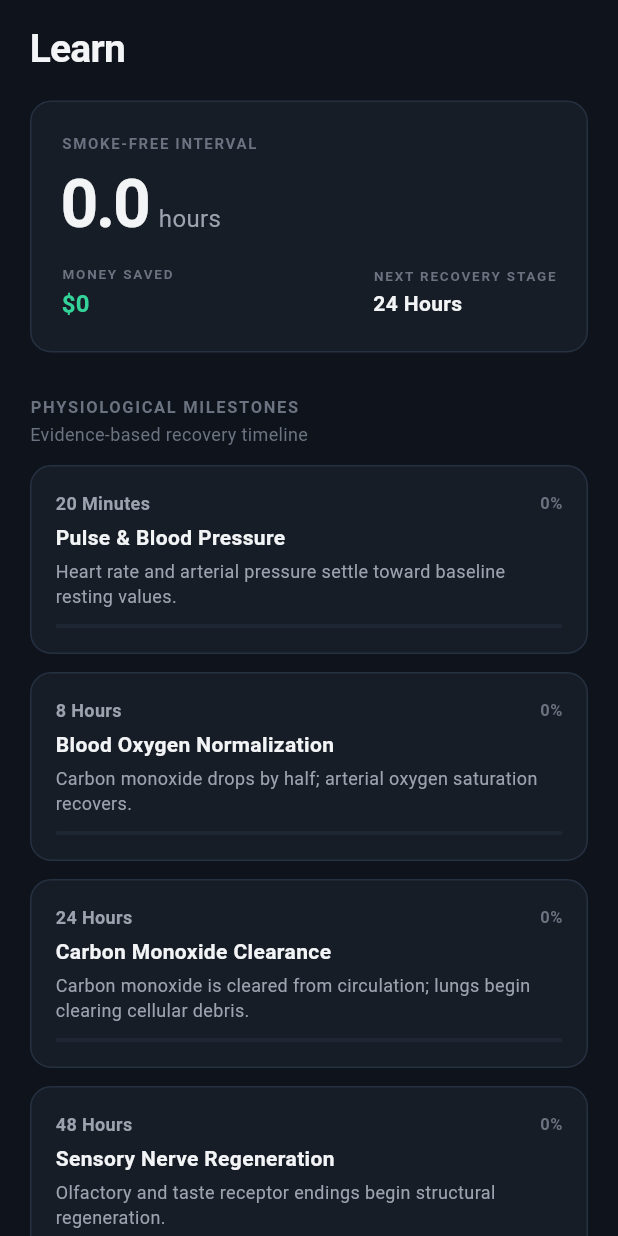
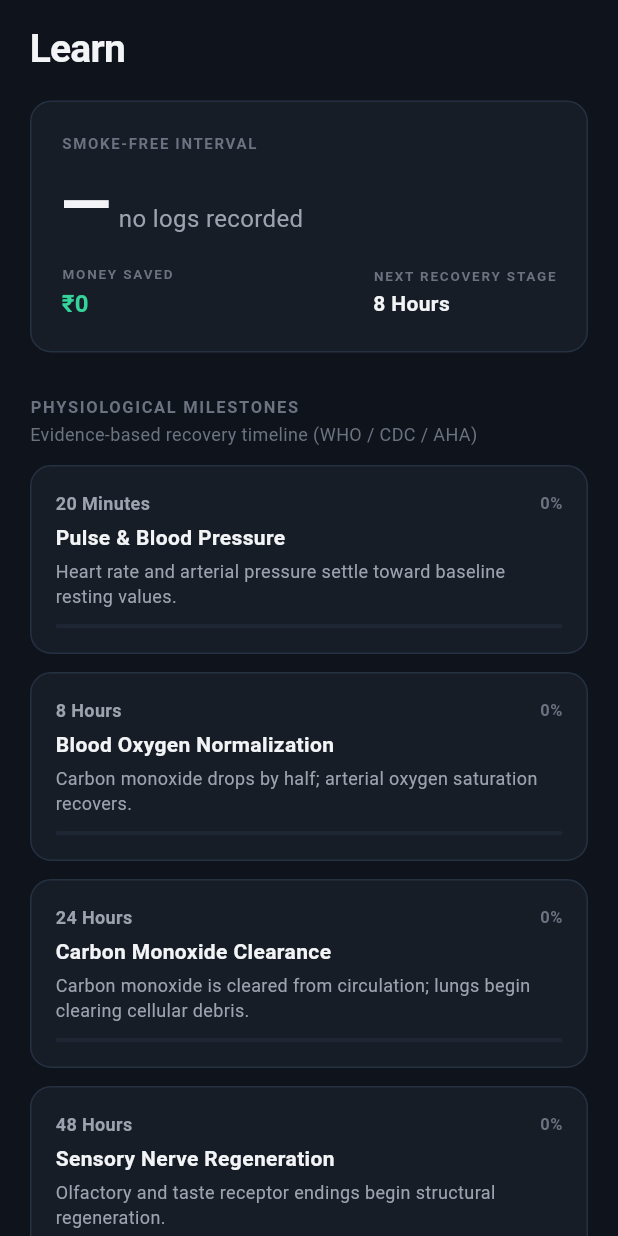
Before and after one commit to SHAZAAN25/Clarity, a Flutter app: the HealthLibraryScreen screen opened directly, on a phone screen of 412 x 824 dp. Run offline on Flutter 3.47's test engine with Material 3 defaults, Android fonts, the phone set to English and light mode, and no system bars; our stand-ins replace shared_preferences; accounts and stored records are empty.

Commit message:
Fix Craving Control overflow, strictly enforce INR currency, redesign logo, add explicit day tracking completion, and expand baseline engine

```diff
--- a/mobile/lib/models/daily_coverage.dart
+++ b/mobile/lib/models/daily_coverage.dart
@@ -5,9 +5,11 @@ class DailyCoverage {
   final DateTime? dayStartedAt;
   final DateTime? firstTrackedAt;
   final DateTime? lastTrackedAt;
+  final DateTime? trackingCompletedAt; // Explicit confirmation timestamp (Section 25)
   final int trackingSessionCount;
   final int eventCount;
   final bool dayClosed;
+  final bool confirmedZero; // Section 29: Explicitly confirmed smoke-free day
   final CoverageStatus coverageStatus;
   final int actualCigarettes;
   final int targetCigarettes;
@@ -18,9 +20,11 @@ class DailyCoverage {
     this.dayStartedAt,
     this.firstTrackedAt,
     this.lastTrackedAt,
+    this.trackingCompletedAt,
     this.trackingSessionCount = 0,
     this.eventCount = 0,
     this.dayClosed = false,
+    this.confirmedZero = false,
     this.coverageStatus = CoverageStatus.unknown,
     this.actualCigarettes = 0,
     this.targetCigarettes = 0,
@@ -32,9 +36,11 @@ class DailyCoverage {
     DateTime? dayStartedAt,
     DateTime? firstTrackedAt,
     DateTime? lastTrackedAt,
+    DateTime? trackingCompletedAt,
     int? trackingSessionCount,
     int? eventCount,
     bool? dayClosed,
+    bool? confirmedZero,
     CoverageStatus? coverageStatus,
     int? actualCigarettes,
     int? targetCigarettes,
@@ -45,9 +51,11 @@ class DailyCoverage {
       dayStartedAt: dayStartedAt ?? this.dayStartedAt,
       firstTrackedAt: firstTrackedAt ?? this.firstTrackedAt,
       lastTrackedAt: lastTrackedAt ?? this.lastTrackedAt,
+      trackingCompletedAt: trackingCompletedAt ?? this.trackingCompletedAt,
       trackingSessionCount: trackingSessionCount ?? this.trackingSessionCount,
       eventCount: eventCount ?? this.eventCount,
       dayClosed: dayClosed ?? this.dayClosed,
+      confirmedZero: confirmedZero ?? this.confirmedZero,
       coverageStatus: coverageStatus ?? this.coverageStatus,
       actualCigarettes: actualCigarettes ?? this.actualCigarettes,
       targetCigarettes: targetCigarettes ?? this.targetCigarettes,
@@ -60,9 +68,11 @@ class DailyCoverage {
     'dayStartedAt': dayStartedAt?.toIso8601String(),
     'firstTrackedAt': firstTrackedAt?.toIso8601String(),
     'lastTrackedAt': lastTrackedAt?.toIso8601String(),
+    'trackingCompletedAt': trackingCompletedAt?.toIso8601String(),
     'trackingSessionCount': trackingSessionCount,
     'eventCount': eventCount,
     'dayClosed': dayClosed,
+    'confirmedZero': confirmedZero,
     'coverageStatus': coverageStatus.code,
     'actualCigarettes': actualCigarettes,
     'targetCigarettes': targetCigarettes,
@@ -80,9 +90,13 @@ class DailyCoverage {
     lastTrackedAt: json['lastTrackedAt'] != null
         ? DateTime.tryParse(json['lastTrackedAt'] as String)
         : null,
+    trackingCompletedAt: json['trackingCompletedAt'] != null
+        ? DateTime.tryParse(json['trackingCompletedAt'] as String)
+        : null,
     trackingSessionCount: json['trackingSessionCount'] as int? ?? 0,
     eventCount: json['eventCount'] as int? ?? 0,
     dayClosed: json['dayClosed'] as bool? ?? false,
+    confirmedZero: json['confirmedZero'] as bool? ?? false,
     coverageStatus: CoverageStatusExtension.fromCode(json['coverageStatus'] as String?),
     actualCigarettes: json['actualCigarettes'] as int? ?? 0,
     targetCigarettes: json['targetCigarettes'] as int? ?? 0,
--- a/mobile/lib/models/user_profile.dart
+++ b/mobile/lib/models/user_profile.dart
@@ -5,7 +5,9 @@ class UserProfile {
   final String id;
   final String email;
   final String name; // Authoritative name field (Section 4)
-  final int cigarettesPerDay; // Authoritative baseline CPD
+  final int questionnaireBaseline; // Section 13.1: Reported during onboarding (never overwritten)
+  final int? observedBaseline; // Section 13.1: Median of 7 valid completed days
+  final int cigarettesPerDay; // Effective baseline CPD
   final int targetCigarettesPerDay; // Authoritative active target CPD
   final int smokingDuration; // Years smoked
   final int ageStarted;
@@ -35,7 +37,9 @@ class UserProfile {
     required this.id,
     this.email = '',
     this.name = '',
-    this.cigarettesPerDay = 0,
+    int? questionnaireBaseline,
+    this.observedBaseline,
+    int cigarettesPerDay = 0,
     this.targetCigarettesPerDay = 0,
     this.smokingDuration = 0,
     this.ageStarted = 18,
@@ -60,13 +64,16 @@ class UserProfile {
     this.baselineHistory = const [],
     DateTime? createdAt,
     DateTime? updatedAt,
-  })  : createdAt = createdAt ?? DateTime.now(),
+  })  : questionnaireBaseline = questionnaireBaseline ?? (cigarettesPerDay > 0 ? cigarettesPerDay : 0),
+        cigarettesPerDay = observedBaseline ?? (cigarettesPerDay > 0 ? cigarettesPerDay : (questionnaireBaseline ?? 0)),
+        createdAt = createdAt ?? DateTime.now(),
         updatedAt = updatedAt ?? DateTime.now();
 
   // Backward-compatible accessors for legacy code
   String get displayName => name;
   int get baselineCpd => cigarettesPerDay;
   int get targetCpd => targetCigarettesPerDay;
+  int get effectiveBaseline => observedBaseline ?? questionnaireBaseline;
   int get yearsSmoked => smokingDuration;
   int get firstCigaretteAfterWakingMinutes => firstCigaretteTime;
   int get typicalIntervalMinutes => averageInterval;
@@ -82,6 +89,8 @@ class UserProfile {
     String? id,
     String? email,
     String? name,
+    int? questionnaireBaseline,
+    int? observedBaseline,
     int? cigarettesPerDay,
     int? targetCigarettesPerDay,
     int? smokingDuration,
@@ -122,6 +131,8 @@ class UserProfile {
       id: id ?? this.id,
       email: email ?? this.email,
       name: name ?? displayName ?? this.name,
+      questionnaireBaseline: questionnaireBaseline ?? this.questionnaireBaseline,
+      observedBaseline: observedBaseline ?? this.observedBaseline,
       cigarettesPerDay: cigarettesPerDay ?? baselineCpd ?? this.cigarettesPerDay,
       targetCigarettesPerDay: targetCigarettesPerDay ?? targetCpd ?? this.targetCigarettesPerDay,
       smokingDuration: smokingDuration ?? yearsSmoked ?? this.smokingDuration,
@@ -155,6 +166,8 @@ class UserProfile {
     'email': email,
     'name': name,
     'displayName': name,
+    'questionnaireBaseline': questionnaireBaseline,
+    'observedBaseline': observedBaseline,
     'cigarettesPerDay': cigarettesPerDay,
     'baselineCpd': cigarettesPerDay,
     'targetCigarettesPerDay': targetCigarettesPerDay,
@@ -193,6 +206,8 @@ class UserProfile {
 
   factory UserProfile.fromJson(Map<String, dynamic> json) {
     final cpd = (json['cigarettesPerDay'] ?? json['baselineCpd']) as int? ?? 0;
+    final qBaseline = json['questionnaireBaseline'] as int? ?? cpd;
+    final oBaseline = json['observedBaseline'] as int?;
     final target = (json['targetCigarettesPerDay'] ?? json['targetCpd']) as int? ?? 0;
     final duration = (json['smokingDuration'] ?? json['yearsSmoked']) as int? ?? 0;
     final firstTime = (json['firstCigaretteTime'] ?? json['firstCigaretteAfterWakingMinutes']) as int? ?? 30;
@@ -215,6 +230,8 @@ class UserProfile {
       id: json['id'] as String? ?? 'usr_local',
       email: json['email'] as String? ?? '',
       name: rawName,
+      questionnaireBaseline: qBaseline,
+      observedBaseline: oBaseline,
       cigarettesPerDay: cpd,
       targetCigarettesPerDay: target,
       smokingDuration: duration,
--- a/mobile/lib/screens/health_library_screen.dart
+++ b/mobile/lib/screens/health_library_screen.dart
@@ -194,7 +194,9 @@ class HealthLibraryScreen extends StatelessWidget {
                       textBaseline: TextBaseline.alphabetic,
                       children: [
                         Text(
-                          hours.toStringAsFixed(1),
+                          appState.smokingLogs.isEmpty
+                              ? '—'
+                              : (hours < 1.0 ? '${(hours * 60).round()}' : hours.toStringAsFixed(1)),
                           style: AppTypography.displayLarge.copyWith(
                             color: textPrim,
                             fontSize: 44,
@@ -203,7 +205,9 @@ class HealthLibraryScreen extends StatelessWidget {
                         ),
                         const SizedBox(width: 6),
                         Text(
-                          'hours',
+                          appState.smokingLogs.isEmpty
+                              ? 'no logs recorded'
+                              : (hours < 1.0 ? 'minutes' : 'hours'),
                           style: TextStyle(fontSize: 16, color: textSec),
                         ),
                       ],
@@ -224,7 +228,7 @@ class HealthLibraryScreen extends StatelessWidget {
                             ),
                             const SizedBox(height: 2),
                             Text(
-                              '\$${moneySaved.toStringAsFixed(0)}',
+                              '₹${moneySaved.toStringAsFixed(0)}',
                               style: TextStyle(
                                 fontSize: 16,
                                 fontWeight: FontWeight.w600,
@@ -245,7 +249,7 @@ class HealthLibraryScreen extends StatelessWidget {
                             ),
                             const SizedBox(height: 2),
                             Text(
-                              '24 Hours',
+                              hours < 8 ? '8 Hours' : (hours < 24 ? '24 Hours' : (hours < 48 ? '48 Hours' : '72 Hours')),
                               style: TextStyle(
                                 fontSize: 14,
                                 fontWeight: FontWeight.w600,
@@ -264,7 +268,7 @@ class HealthLibraryScreen extends StatelessWidget {
               // Recovery Timeline Milestones
               SectionHeader(
                 title: 'Physiological Milestones',
-                subtitle: 'Evidence-based recovery timeline',
+                subtitle: 'Evidence-based recovery timeline (WHO / CDC / AHA)',
               ),
               ...milestones.map((m) {
                 final isReached = m.isUnlocked;
--- a/mobile/lib/services/tracking_coverage_service.dart
+++ b/mobile/lib/services/tracking_coverage_service.dart
@@ -17,6 +17,8 @@ class TrackingCoverageService {
     required int targetCpd,
     required StrategyMode strategyMode,
     bool dayExplicitlyClosed = false,
+    DateTime? trackingCompletedAt,
+    bool confirmedZero = false,
     DateTime? firstSessionAt,
     DateTime? lastSessionAt,
     int sessionCount = 0,
@@ -46,11 +48,14 @@ class TrackingCoverageService {
 
     CoverageStatus status;
 
-    if (allTimestamps.isEmpty && sessionCount == 0 && !dayExplicitlyClosed) {
+    if (confirmedZero) {
+      // Section 29: Explicitly confirmed zero-cigarette day
+      status = CoverageStatus.valid;
+    } else if (allTimestamps.isEmpty && sessionCount == 0 && !dayExplicitlyClosed) {
       // Untracked day
       status = CoverageStatus.unknown;
     } else if (dayExplicitlyClosed) {
-      // User explicitly closed/reviewed day
+      // User explicitly closed/completed day
       status = CoverageStatus.valid;
     } else if (isFirstDayOfAccount && firstTracked != null && firstTracked.hour >= 18) {
       // Section 22: New user starts at 8 PM -> PARTIAL day
@@ -82,9 +87,11 @@ class TrackingCoverageService {
       dayStartedAt: firstSessionAt,
       firstTrackedAt: firstTracked,
       lastTrackedAt: lastTracked,
+      trackingCompletedAt: trackingCompletedAt,
       trackingSessionCount: sessionCount > 0 ? sessionCount : (totalEvents > 0 ? 1 : 0),
       eventCount: totalEvents,
       dayClosed: dayExplicitlyClosed,
+      confirmedZero: confirmedZero,
       coverageStatus: status,
       actualCigarettes: actualCigarettes,
       targetCigarettes: targetCpd,
```
Also changed, not shown: mobile/lib/providers/app_state.dart (+60 -2 lines), mobile/lib/screens/craving_intervention_screen.dart (+34 -11 lines), mobile/lib/screens/home_screen.dart (+99 -1 lines), mobile/lib/services/target_engine.dart (+12 -0 lines), mobile/lib/widgets/clarity_brand_logo.dart (+27 -21 lines), mobile/assets/branding/clarity_logo_dark.svg, mobile/assets/branding/clarity_logo_light.svg, mobile/assets/branding/clarity_logo_mark.svg, 1 other file.
